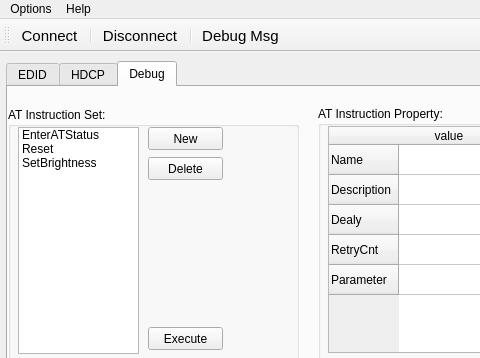
Old version of the form mainwindow.ui in the repository HeartbreakSurvivor/DDCTool; both pictures show x 0 to 480 and y 0 to 358 of the 812 by 603 pixel window.
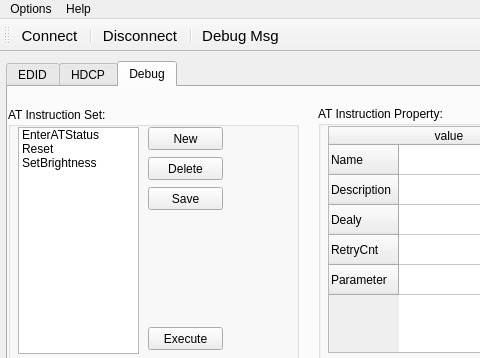
New version of the form. The open tabs and pages were chosen to show the change. Icons and pictures are not drawn.

Commit message: modify the ui file,add the Options and Help

Diff of the .ui file:
```diff
--- a/mainwindow.ui
+++ b/mainwindow.ui
@@ -1386,6 +1386,19 @@
         <string>Execute</string>
        </property>
       </widget>
+      <widget class="QPushButton" name="pushButton_15">
+       <property name="geometry">
+        <rect>
+         <x>140</x>
+         <y>80</y>
+         <width>75</width>
+         <height>23</height>
+        </rect>
+       </property>
+       <property name="text">
+        <string>Save</string>
+       </property>
+      </widget>
      </widget>
     </widget>
    </widget>
```
Left out of the diff: 25 changed lines with no effect on the pictures.
